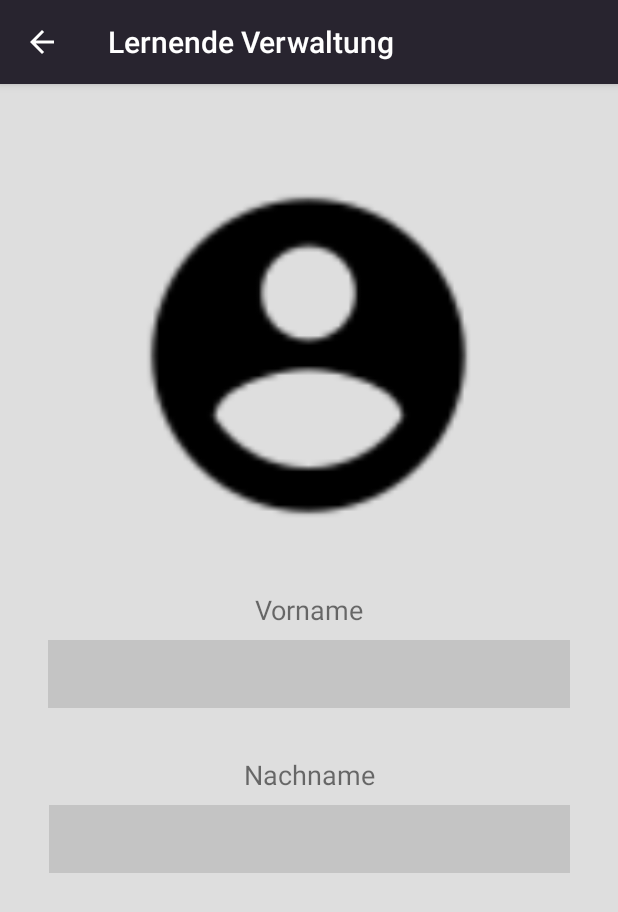
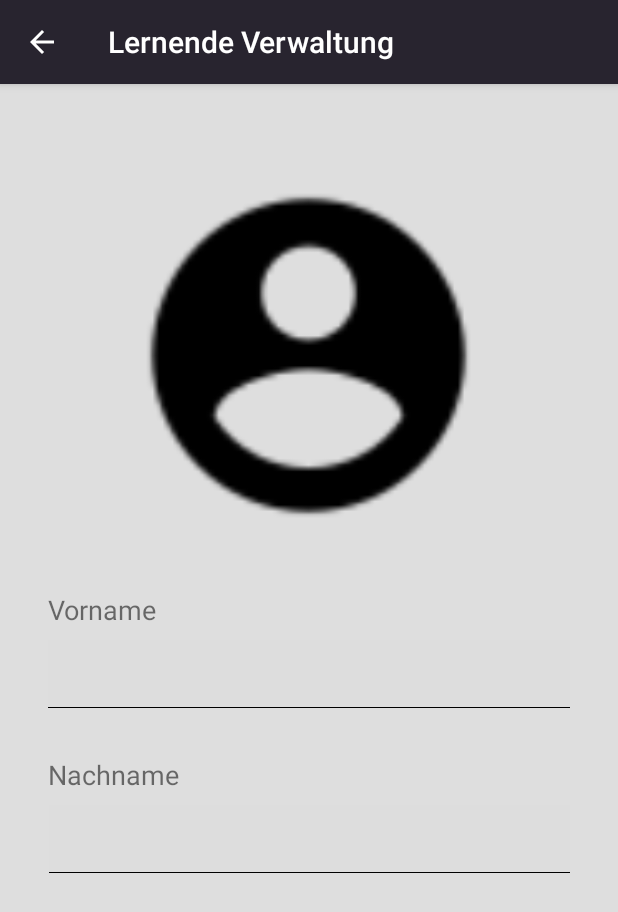
Before and after one commit to Suhejl/LernendeVerwaltung, an Android app: the UserdataActivity screen opened directly, with no data from a screen before it, on a phone screen of 412 x 824 dp. Shown: the top 912 px of the screen. Run offline under Robolectric (Android 15) with nearby library versions, the phone set to English and light mode, and no system bars; our stand-ins replace CircleImageView.

Commit message:
Changed GUI and did some refactoring

```diff
--- a/app/src/main/java/ch/noseryoung/lernendeverwaltung/activity/UserdataActivity.java
+++ b/app/src/main/java/ch/noseryoung/lernendeverwaltung/activity/UserdataActivity.java
@@ -34,8 +34,8 @@ public class UserdataActivity extends AppCompatActivity {
         userImageViewManager = new UserImageViewManager(this);
 
 
-        TextView firstnameTextView = findViewById(R.id.userdata_firstnamePlainText);
-        TextView lastnameTextView = findViewById(R.id.userdata_lastnamePlainText);
+        TextView firstnameTextView = findViewById(R.id.userdata_firstname);
+        TextView lastnameTextView = findViewById(R.id.userdata_lastname);
         final CircleImageView userPhoto = findViewById(R.id.userdata_userPhoto);
         try {
             Bundle bundle = getIntent().getExtras();
--- /dev/null
+++ b/app/src/main/res/drawable/textview_bottomline.xml
@@ -0,0 +1,19 @@
+<?xml version="1.0" encoding="utf-8"?>
+<layer-list xmlns:android="http://schemas.android.com/apk/res/android" >
+    <item>
+        <shape
+            android:shape="rectangle">
+            <stroke android:width="1dp" android:color="#FF000000" />
+            <solid android:color="#FFDDDDDD" />
+        </shape>
+    </item>
+
+    <item android:bottom="1dp">
+        <shape
+            android:shape="rectangle">
+            <stroke android:width="1dp" android:color="#FFDDDDDD" />
+            <solid android:color="#00000000" />
+        </shape>
+    </item>
+
+</layer-list>
--- a/app/src/main/res/layout/activity_main.xml
+++ b/app/src/main/res/layout/activity_main.xml
@@ -12,7 +12,7 @@
         android:layout_width="wrap_content"
         android:layout_height="wrap_content"
         android:text="@string/welcome"
-        android:textColor="@color/white"
+        android:textColor="@color/black_overlay"
         android:textSize="30sp"
         app:layout_constraintBottom_toBottomOf="parent"
         app:layout_constraintLeft_toLeftOf="parent"
--- a/app/src/main/res/layout/activity_new_user.xml
+++ b/app/src/main/res/layout/activity_new_user.xml
@@ -74,10 +74,11 @@
         android:id="@+id/newUser_lastnameTextView"
         android:layout_width="wrap_content"
         android:layout_height="wrap_content"
+        android:layout_marginStart="32dp"
+        android:layout_marginLeft="32dp"
         android:layout_marginTop="32dp"
         android:text="@string/lastname"
         android:textSize="18sp"
-        app:layout_constraintEnd_toEndOf="parent"
         app:layout_constraintStart_toStartOf="parent"
         app:layout_constraintTop_toBottomOf="@+id/newUser_firstnamePlainText" />
 
@@ -86,10 +87,11 @@
         android:layout_width="wrap_content"
         android:layout_height="wrap_content"
 
+        android:layout_marginStart="32dp"
+        android:layout_marginLeft="32dp"
         android:layout_marginTop="32dp"
         android:text="@string/prename"
         android:textSize="18sp"
-        app:layout_constraintEnd_toEndOf="parent"
         app:layout_constraintStart_toStartOf="parent"
         app:layout_constraintTop_toBottomOf="@+id/newUser_userPhoto" />
 
--- a/app/src/main/res/layout/activity_user_data.xml
+++ b/app/src/main/res/layout/activity_user_data.xml
@@ -8,7 +8,7 @@
     tools:context=".activity.UserdataActivity">
 
     <TextView
-        android:id="@+id/userdata_firstnamePlainText"
+        android:id="@+id/userdata_firstname"
         android:layout_width="0dp"
         android:layout_height="45dp"
         android:layout_marginStart="32dp"
@@ -16,10 +16,10 @@
         android:layout_marginTop="8dp"
         android:layout_marginEnd="32dp"
         android:layout_marginRight="32dp"
-        android:background="@color/textField"
+        android:background="@drawable/textview_bottomline"
         android:ems="10"
-        android:gravity="center"
-        android:importantForAutofill="no"
+        android:gravity="start|center_vertical"
+        android:textColor="@color/black"
         android:textSize="18sp"
         app:layout_constraintEnd_toEndOf="parent"
         app:layout_constraintStart_toStartOf="parent"
@@ -27,7 +27,7 @@
         tools:ignore="LabelFor" />
 
     <TextView
-        android:id="@+id/userdata_lastnamePlainText"
+        android:id="@+id/userdata_lastname"
         android:layout_width="347dp"
         android:layout_height="45dp"
         android:layout_marginStart="32dp"
@@ -35,10 +35,10 @@
         android:layout_marginTop="8dp"
         android:layout_marginEnd="32dp"
         android:layout_marginRight="32dp"
-        android:background="@color/textField"
+        android:background="@drawable/textview_bottomline"
         android:ems="10"
-        android:gravity="center"
-        android:importantForAutofill="no"
+        android:gravity="start|center_vertical"
+        android:textColor="@color/black"
         android:textSize="18sp"
         app:layout_constraintEnd_toEndOf="parent"
         app:layout_constraintStart_toStartOf="parent"
@@ -61,21 +61,24 @@
         android:id="@+id/userdata_lastnameTextView"
         android:layout_width="wrap_content"
         android:layout_height="wrap_content"
+        android:layout_marginStart="32dp"
+        android:layout_marginLeft="32dp"
         android:layout_marginTop="32dp"
         android:text="@string/lastname"
         android:textSize="18sp"
-        app:layout_constraintEnd_toEndOf="parent"
         app:layout_constraintStart_toStartOf="parent"
-        app:layout_constraintTop_toBottomOf="@+id/userdata_firstnamePlainText" />
+        app:layout_constraintTop_toBottomOf="@+id/userdata_firstname" />
 
     <TextView
         android:id="@+id/userdata_firstnameTextView"
         android:layout_width="wrap_content"
         android:layout_height="wrap_content"
+        android:layout_marginStart="32dp"
+        android:layout_marginLeft="32dp"
         android:layout_marginTop="32dp"
         android:text="@string/prename"
         android:textSize="18sp"
-        app:layout_constraintEnd_toEndOf="parent"
         app:layout_constraintStart_toStartOf="parent"
         app:layout_constraintTop_toBottomOf="@+id/userdata_userPhoto" />
+
 </androidx.constraintlayout.widget.ConstraintLayout>
--- a/app/src/main/res/layout/list_apprentice.xml
+++ b/app/src/main/res/layout/list_apprentice.xml
@@ -1,6 +1,7 @@
 <?xml version="1.0" encoding="utf-8"?>
 <androidx.constraintlayout.widget.ConstraintLayout xmlns:android="http://schemas.android.com/apk/res/android"
     xmlns:app="http://schemas.android.com/apk/res-auto"
+    xmlns:tools="http://schemas.android.com/tools"
     android:id="@+id/item"
     android:layout_width="match_parent"
     android:layout_height="80dp"
@@ -19,7 +20,7 @@
         <TextView
             android:id="@+id/list_apprentice_firstnameTextView"
             android:layout_width="wrap_content"
-            android:layout_height="wrap_content"
+            android:layout_height="match_parent"
             android:gravity="center_vertical"
             android:scrollHorizontally="true" />
     </HorizontalScrollView>
@@ -31,6 +32,7 @@
         android:layout_height="32dp"
         android:layout_marginEnd="32dp"
         android:layout_marginRight="32dp"
+        android:fillViewport="true"
         app:layout_constraintBottom_toBottomOf="parent"
         app:layout_constraintEnd_toEndOf="parent"
         app:layout_constraintTop_toTopOf="parent">
@@ -38,7 +40,7 @@
         <TextView
             android:id="@+id/list_apprentice_lastnameTextView"
             android:layout_width="wrap_content"
-            android:layout_height="wrap_content"
+            android:layout_height="match_parent"
             android:gravity="center_vertical"
             android:scrollHorizontally="true" />
     </HorizontalScrollView>
--- a/app/src/main/res/values/colors.xml
+++ b/app/src/main/res/values/colors.xml
@@ -5,6 +5,7 @@
     <color name="colorAccent">#03DAC5</color>
     <color name="default_background">#DEDEDE</color>
     <color name="white">#FFFFFF</color>
+    <color name="black">#000000</color>
     <color name="green">#2EBF16</color>
     <color name="textField">#C4C4C4</color>
 
```
Also changed, not shown: app/src/main/java/ch/noseryoung/lernendeverwaltung/adapter/ApprenticeAdapter.java (+8 -0 lines), app/src/main/res/layout/activity_userlist.xml (+9 -18 lines).
